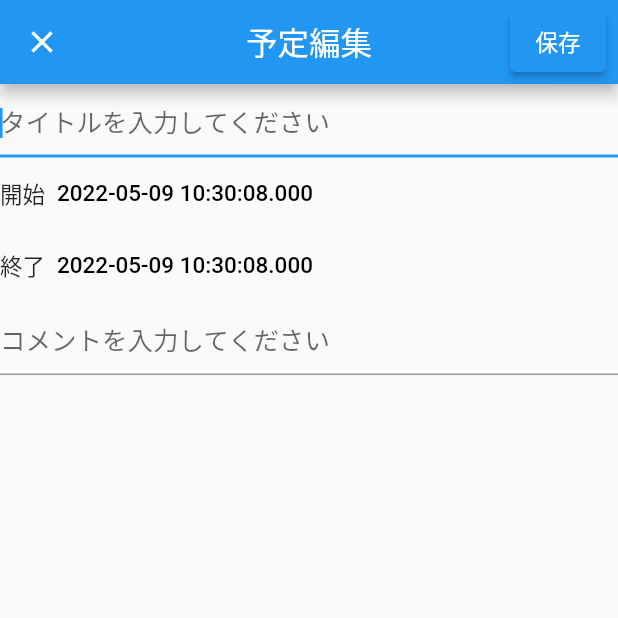
After one commit to curitefl/schedule_management_app, a Flutter app: the ScheduleEditView screen opened directly, on a phone screen of 412 x 824 dp, the top half of it. The commit adds this screen. Run offline on Flutter 3.47's test engine with Material 2 defaults, Android fonts, the phone set to English and light mode, and no system bars; our stand-ins replace drift, freezed_annotation, hooks_riverpod, month_picker_dialog, table_calendar; accounts and stored records are empty; generated files the repository leaves out were written again.

Commit message:
予定編集画面の作成と、画面遷移

```diff
--- /dev/null
+++ b/lib/presentation/view/view/schedule_edit_view.dart
@@ -0,0 +1,73 @@
+import 'package:flutter/material.dart';
+import 'package:hooks_riverpod/hooks_riverpod.dart';
+import 'package:schedule_management_app/presentation/view/factory/widget_factory.dart';
+
+class ScheduleEditView extends HookConsumerWidget {
+  const ScheduleEditView({Key? key}) : super(key: key);
+
+  @override
+  Widget build(BuildContext context, WidgetRef ref) {
+    return Scaffold(
+      appBar: AppBar(
+        title: const Text('予定編集'),
+        centerTitle: true,
+        leading: IconButton(
+          icon: const Icon(Icons.close),
+          onPressed: () => Navigator.pop(context),
+        ),
+        actions: [
+          Padding(
+            padding: const EdgeInsets.all(8.0),
+            child: ElevatedButton(
+              child: const Text('保存'),
+              onPressed: () {
+                // TODO 保存の処理
+              },
+            ),
+          )
+        ],
+      ),
+      body: Column(
+        children: [
+          TextField(
+            autofocus: true,
+            decoration: const InputDecoration(
+              hintText: 'タイトルを入力してください',
+            ),
+            onChanged: (_) {
+              // TODO 文字が入力されたときの処理
+            },
+          ),
+          WidgetFactory.createDatePickerButton(
+            context,
+            '開始',
+            DateTime.now().toString(),
+            () {
+              // TODO DatePickerを表示する処理
+            },
+          ),
+          WidgetFactory.createDatePickerButton(
+            context,
+            '終了',
+            DateTime.now().toString(),
+            () {
+              // TODO DatePickerを表示する処理
+            },
+          ),
+          Expanded(
+            child: TextField(
+              decoration: const InputDecoration(
+                hintText: 'コメントを入力してください',
+              ),
+              keyboardType: TextInputType.multiline,
+              maxLines: null,
+              onChanged: (_) {
+                // TODO コメントが入力されたときの処理
+              },
+            ),
+          ),
+        ],
+      ),
+    );
+  }
+}
--- a/lib/presentation/view/view/schedule_list_view.dart
+++ b/lib/presentation/view/view/schedule_list_view.dart
@@ -4,6 +4,7 @@ import 'package:intl/intl.dart';
 import 'package:schedule_management_app/domain/provider/schedule_list_providers.dart';
 import 'package:schedule_management_app/presentation/view/constants/schedule_list_constants.dart';
 import 'package:schedule_management_app/presentation/view/constants/text_constants.dart';
+import 'package:schedule_management_app/presentation/view/view/schedule_edit_view.dart';
 
 class ScheduleListView extends HookConsumerWidget {
   const ScheduleListView({final Key? key}) : super(key: key);
@@ -59,7 +60,18 @@ class ScheduleListView extends HookConsumerWidget {
                       }
                     ],
                   ),
-                  Text(viewModel.scheduleElements[i].scheduleTitle),
+                  TextButton(
+                    child: Text(viewModel.scheduleElements[i].scheduleTitle),
+                    onPressed: () {
+                      Navigator.of(context).push(
+                        MaterialPageRoute(
+                          builder: (BuildContext context) {
+                            return const ScheduleEditView();
+                          },
+                        ),
+                      );
+                    },
+                  ),
                 ],
               ),
             }
```
